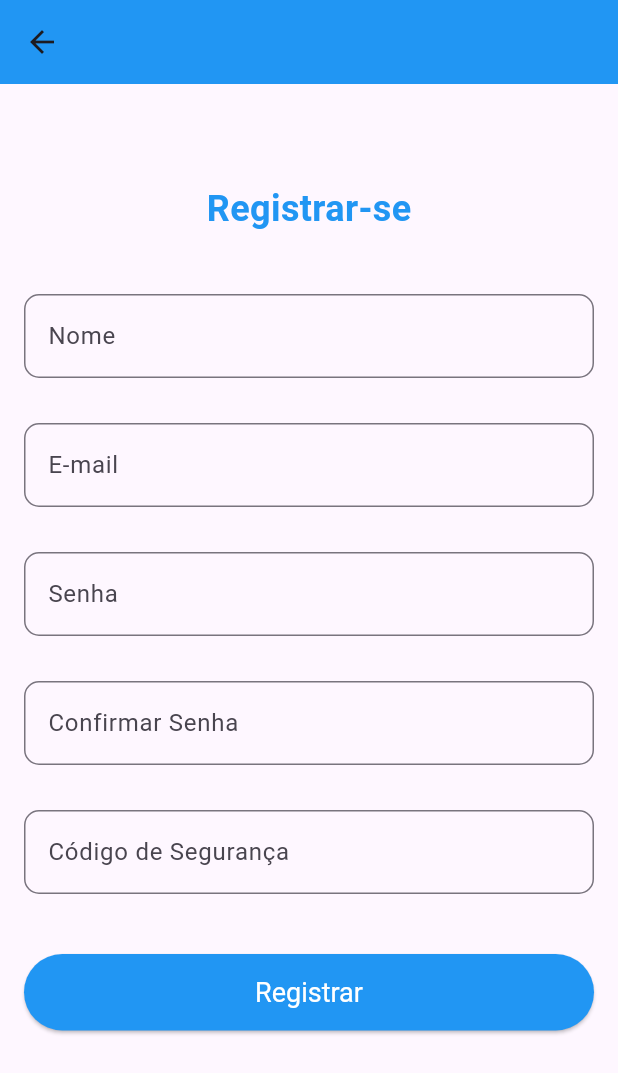
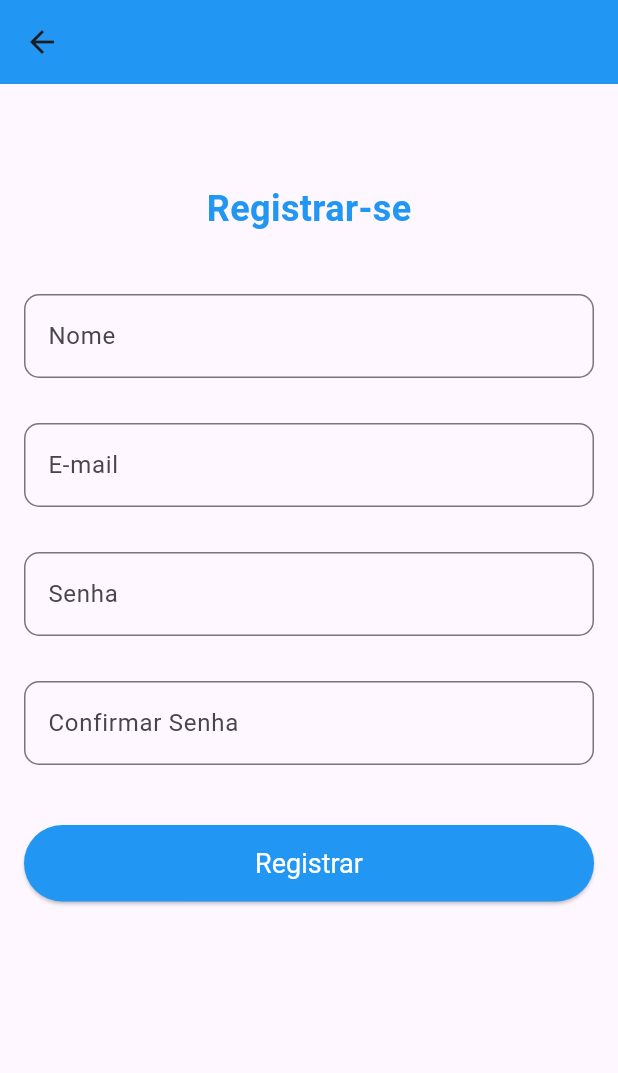
Before and after one commit to EduardoMullerDev/task_list, a Flutter app: the TelaRegistro screen opened directly, on a phone screen of 412 x 824 dp. Shown: the top 1073 px of the screen. Run offline on Flutter 3.47's test engine with Material 3 defaults, Android fonts, the phone set to English and light mode, and no system bars; our stand-ins replace table_calendar.

Commit message:
romov cod seg

```diff
--- a/lib/teladeregistro.dart
+++ b/lib/teladeregistro.dart
@@ -63,16 +63,7 @@ class TelaRegistro extends StatelessWidget {
               ),
               obscureText: true,
             ),
-            SizedBox(height: 30),
-            TextField(
-              decoration: InputDecoration(
-                labelText: 'Código de Segurança',
-                border: OutlineInputBorder(
-                  borderRadius: BorderRadius.circular(10),
-                ),
-              ),
-              obscureText: true,
-            ),
+
             SizedBox(height: 40),
             ElevatedButton(
               onPressed: () {
```
